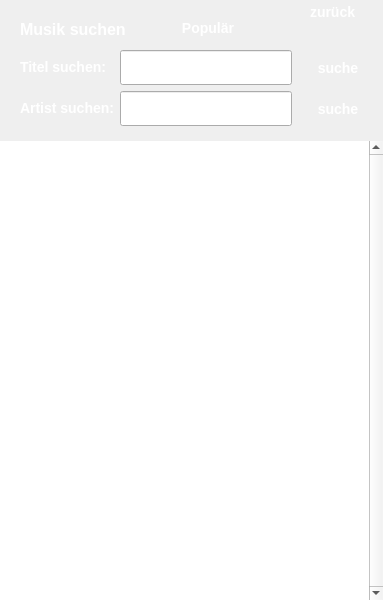
First picture: the form in searchmusicwindow.ui, repository xxmicloxx/GSPlayerQT, before the edit.
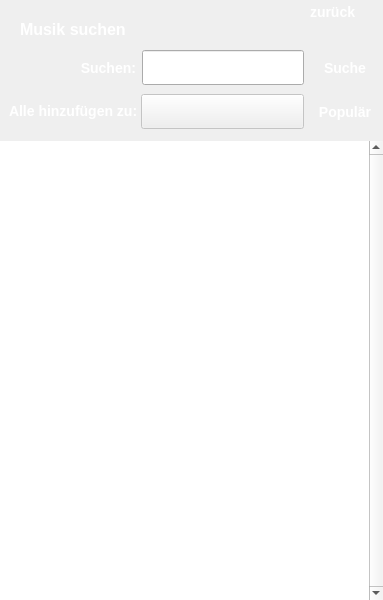
Second picture: the form after the edit. Icons and pictures are not drawn.

The edit to the form file:
```diff
--- a/searchmusicwindow.ui
+++ b/searchmusicwindow.ui
@@ -23,7 +23,29 @@
    <string>GSP - Musik suchen</string>
   </property>
   <property name="styleSheet">
-   <string notr="true">#btnBack {
+   <string notr="true">#cmbAddAll {
+border-image: url(:/theme/searchmusic/RES/theme/Musik_Suche/Dropdown_normal.png);
+padding-right: 25px;
+padding-left: 10px;
+}
+
+#cmbAddAll::drop-down {
+border-width: 0px;
+}
+
+#cmbAddAll:hover {
+border-image: url(:/theme/searchmusic/RES/theme/Musik_Suche/Dropdown_hover.png);
+}
+
+#cmbAddAll:on {
+border-image: url(:/theme/searchmusic/RES/theme/Musik_Suche/Dropdown_pressed.png);
+}
+
+#cmbAddAll:disabled {
+border-image: url(:/theme/searchmusic/RES/theme/Musik_Suche/Dropdown_disabled.png);
+}
+
+#btnBack {
 background-image: url(:/theme/searchmusic/RES/theme/Musik_Suche/Zurueck_pressed.png);
 border: none;
 background-repeat: none;
@@ -66,7 +88,7 @@
 padding: 0 6px;
 }
 
-#lblSearchSong {
+#lblSearchSong, #lblAddAll {
 font: 14px;
 font-weight: bold;
 font-family: arial, verdena, sans-serif;
@@ -90,10 +112,28 @@
 color: rgb(255,255,255);
 }
 
+#btnAddAll {
+background-image: url(:/theme/searchmusic/RES/theme/Musik_Suche/Download_Button_normal.png);
+border: none;
+background-repeat: none;
+font: 14px;
+font-weight: bold;
+font-family: arial, verdana, sans-serif;
+color: rgb(255,255,255);
+}
+
 #btnPopular:hover, #btnSearchSong:hover, #btnSearchArtist:hover {
 background-image: url(:/theme/searchmusic/RES/theme/Musik_Suche/Search_hover.png);
 }
 
+#btnAddAll:hover {
+background-image: url(:/theme/searchmusic/RES/theme/Musik_Suche/Download_Button_hover.png);
+}
+
+#btnAddAll:pressed {
+background-image: url(:/theme/searchmusic/RES/theme/Musik_Suche/Download_Button_pressed.png);
+}
+
 #btnPopular:pressed, #btnSearchSong:pressed, #btnSearchArtist:pressed {
 background-image: url(:/theme/searchmusic/RES/theme/Musik_Suche/Search_pressed.png);
 }</string>
@@ -151,45 +191,25 @@
    <widget class="QLabel" name="lblSearchSong">
     <property name="geometry">
      <rect>
-      <x>20</x>
-      <y>59</y>
+      <x>46</x>
+      <y>60</y>
       <width>90</width>
       <height>16</height>
      </rect>
     </property>
     <property name="text">
-     <string>Titel suchen:</string>
+     <string>Suchen:</string>
+    </property>
+    <property name="alignment">
+     <set>Qt::AlignRight|Qt::AlignTrailing|Qt::AlignVCenter</set>
     </property>
    </widget>
    <widget class="QLineEdit" name="txtSearchSong">
     <property name="geometry">
      <rect>
-      <x>120</x>
+      <x>142</x>
       <y>50</y>
-      <width>172</width>
-      <height>35</height>
-     </rect>
-    </property>
-   </widget>
-   <widget class="QLabel" name="lblSearchArtist">
-    <property name="geometry">
-     <rect>
-      <x>20</x>
-      <y>100</y>
-      <width>97</width>
-      <height>16</height>
-     </rect>
-    </property>
-    <property name="text">
-     <string>Artist suchen:</string>
-    </property>
-   </widget>
-   <widget class="QLineEdit" name="txtSearchArtist">
-    <property name="geometry">
-     <rect>
-      <x>120</x>
-      <y>91</y>
-      <width>172</width>
+      <width>162</width>
       <height>35</height>
      </rect>
     </property>
@@ -197,27 +217,14 @@
    <widget class="QPushButton" name="btnSearchSong">
     <property name="geometry">
      <rect>
-      <x>300</x>
+      <x>307</x>
       <y>50</y>
       <width>76</width>
       <height>35</height>
      </rect>
     </property>
     <property name="text">
-     <string>suche</string>
-    </property>
-   </widget>
-   <widget class="QPushButton" name="btnSearchArtist">
-    <property name="geometry">
-     <rect>
-      <x>300</x>
-      <y>91</y>
-      <width>76</width>
-      <height>35</height>
-     </rect>
-    </property>
-    <property name="text">
-     <string>suche</string>
+     <string>Suche</string>
     </property>
    </widget>
    <widget class="QListWidget" name="lstItems">
@@ -251,8 +258,8 @@
    <widget class="QPushButton" name="btnPopular">
     <property name="geometry">
      <rect>
-      <x>170</x>
-      <y>10</y>
+      <x>307</x>
+      <y>94</y>
       <width>76</width>
       <height>35</height>
      </rect>
@@ -261,6 +268,32 @@
      <string>Populär</string>
     </property>
    </widget>
+   <widget class="QLabel" name="lblAddAll">
+    <property name="geometry">
+     <rect>
+      <x>9</x>
+      <y>103</y>
+      <width>135</width>
+      <height>16</height>
+     </rect>
+    </property>
+    <property name="text">
+     <string>Alle hinzufügen zu:</string>
+    </property>
+   </widget>
+   <widget class="QComboBox" name="cmbAddAll">
+    <property name="enabled">
+     <bool>false</bool>
+    </property>
+    <property name="geometry">
+     <rect>
+      <x>141</x>
+      <y>94</y>
+      <width>163</width>
+      <height>35</height>
+     </rect>
+    </property>
+   </widget>
   </widget>
  </widget>
  <resources>
```
